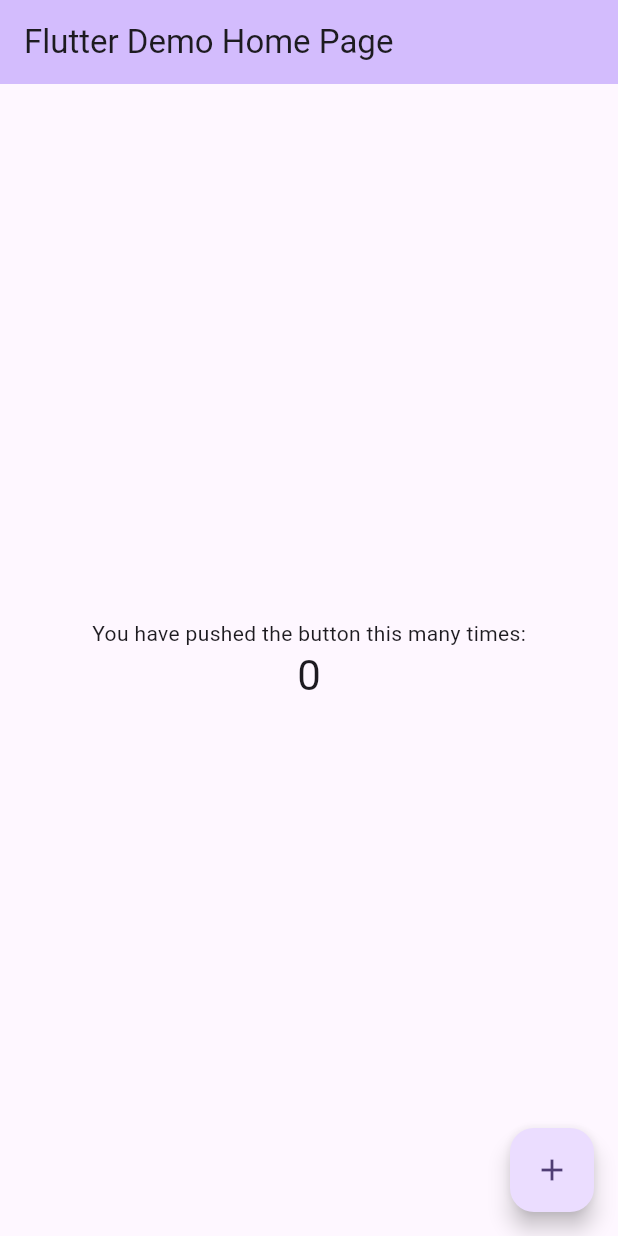
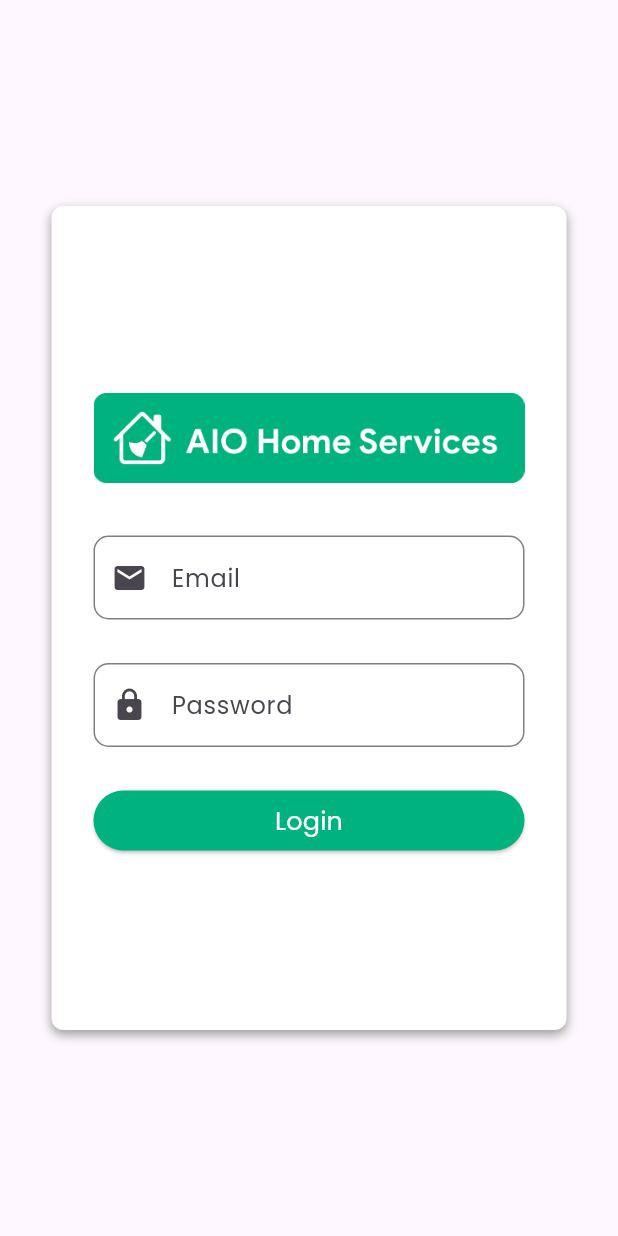
Before and after one commit to dangcpr/aiohs-web-admin, a Flutter app: the screen it shows after launch, on a phone screen of 412 x 824 dp. Run offline on Flutter 3.47's test engine with Material 3 defaults, Android fonts, the light colour scheme and no system bars; our stand-ins replace email_validator, go_router.

Commit message:
base project

```diff
--- /dev/null
+++ b/lib/login/controllers/login.dart
@@ -0,0 +1,8 @@
+import 'package:aiohs_web_admin/utilities/global/varible.dart';
+
+class LoginController {
+  Future<void> login() async {
+    await Future.delayed(const Duration(seconds: 2));
+    isLogin = true;
+  }
+}
--- /dev/null
+++ b/lib/login/views/login_screen.dart
@@ -0,0 +1,22 @@
+import 'package:aiohs_web_admin/login/widgets/login_widget.dart';
+import 'package:flutter/material.dart';
+
+class LoginScreen extends StatefulWidget {
+  const LoginScreen({super.key});
+
+  @override
+  State<LoginScreen> createState() => _LoginScreenState();
+}
+
+class _LoginScreenState extends State<LoginScreen> {
+  @override
+  Widget build(BuildContext context) {
+    return Title(
+      title: "Đăng nhập",
+      color: Colors.black,
+      child: Scaffold(
+        body: Center(child: LoginWidget()),
+      ),
+    );
+  }
+}
--- /dev/null
+++ b/lib/login/widgets/login_widget.dart
@@ -0,0 +1,110 @@
+import 'package:aiohs_web_admin/login/controllers/login.dart';
+import 'package:aiohs_web_admin/responsive/controllers/size.dart';
+import 'package:aiohs_web_admin/utilities/components/text_field.dart';
+import 'package:aiohs_web_admin/utilities/constants/varible.dart';
+import 'package:email_validator/email_validator.dart';
+import 'package:flutter/material.dart';
+import 'package:go_router/go_router.dart';
+
+class LoginWidget extends StatelessWidget {
+  const LoginWidget({Key? key}) : super(key: key);
+
+  @override
+  Widget build(BuildContext context) {
+    bool isDark = Theme.of(context).brightness == Brightness.dark;
+    final _formKey = GlobalKey<FormState>();
+    TextEditingController emailController = TextEditingController();
+    TextEditingController passwordController = TextEditingController();
+
+    return Container(
+      width: Responsive.isMobile(context)
+          ? MediaQuery.of(context).size.width / 1.2
+          : Responsive.isTablet(context)
+              ? MediaQuery.of(context).size.width / 1.8
+              : MediaQuery.of(context).size.width / 2.2,
+      height: MediaQuery.of(context).size.height / 1.5,
+      decoration: BoxDecoration(
+          color: isDark ? Colors.black : Colors.white,
+          borderRadius: BorderRadius.circular(8.0),
+          boxShadow: [
+            BoxShadow(
+              color: Colors.grey,
+              blurRadius: 5.0,
+              offset: const Offset(0, 3),
+            )
+          ]),
+      child: Padding(
+        padding: const EdgeInsets.all(28.0),
+        child: Form(
+          key: _formKey,
+          child: Column(
+            crossAxisAlignment: CrossAxisAlignment.stretch,
+            mainAxisAlignment: MainAxisAlignment.center,
+            children: <Widget>[
+              Image.asset(
+                logoFull,
+                fit: BoxFit.scaleDown,
+                height: 70,
+              ),
+              SizedBox(height: 30),
+              SizedBox(
+                height: 85,
+                child: TextFieldBasic(
+                  label: 'Email',
+                  icon: const Icon(Icons.email),
+                  controller: emailController,
+                  validator: (value) {
+                    if (value == null || value.isEmpty) {
+                      return 'Vui lòng điền email';
+                    }
+                    if (EmailValidator.validate(value) == false) {
+                      return 'Email không đúng định dạng';
+                    }
+                    return null;
+                  },
+                ),
+              ),
+              SizedBox(
+                height: 85,
+                child: TextFieldBasic(
+                  controller: passwordController,
+                  label: 'Password',
+                  obscureText: true,
+                  icon: const Icon(Icons.lock),
+                  validator: (value) {
+                    if (value == null || value.isEmpty) {
+                      return 'Vui lòng nhập mật khẩu';
+                    }
+                    return null;
+                  },
+                ),
+              ),
+              Container(
+                height: 40,
+                child: ElevatedButton(
+                  style: ElevatedButton.styleFrom(
+                    backgroundColor: colorProject.primaryColor,
+                  ),
+                  onPressed: () async {
+                    if (_formKey.currentState!.validate()) {
+                      await LoginController().login();
+                      print('Login success!');
+                      context.go('/main');
+                    } else {
+                      print('Login failed!');
+                    }
+                  },
+                  child: const Text(
+                    'Login',
+                    style: TextStyle(
+                        color: Colors.white, fontSize: fontSize.mediumLarger),
+                  ),
+                ),
+              ),
+            ],
+          ),
+        ),
+      ),
+    );
+  }
+}
--- a/lib/main.dart
+++ b/lib/main.dart
@@ -1,3 +1,6 @@
+import 'package:aiohs_web_admin/router/controller.dart';
+import 'package:aiohs_web_admin/theme/dark_theme.dart';
+import 'package:aiohs_web_admin/theme/light_theme.dart';
 import 'package:flutter/material.dart';
 
 void main() {
@@ -10,116 +13,12 @@
   // This widget is the root of your application.
   @override
   Widget build(BuildContext context) {
-    return MaterialApp(
-      title: 'Flutter Demo',
-      theme: ThemeData(
-        // This is the theme of your application.
-        //
-        // TRY THIS: Try running your application with "flutter run". You'll see
-        // the application has a purple toolbar. Then, without quitting the app,
-        // try changing the seedColor in the colorScheme below to Colors.green
-        // and then invoke "hot reload" (save your changes or press the "hot
-        // reload" button in a Flutter-supported IDE, or press "r" if you used
-        // the command line to start the app).
-        //
-        // Notice that the counter didn't reset back to zero; the application
-        // state is not lost during the reload. To reset the state, use hot
-        // restart instead.
-        //
-        // This works for code too, not just values: Most code changes can be
-        // tested with just a hot reload.
-        colorScheme: ColorScheme.fromSeed(seedColor: Colors.deepPurple),
-        useMaterial3: true,
-      ),
-      home: const MyHomePage(title: 'Flutter Demo Home Page'),
+    return MaterialApp.router(
+      title: 'AIO Home Services - Admin',
+      debugShowCheckedModeBanner: false,
+      theme: lightTheme,
+      darkTheme: darkTheme,
+      routerConfig: router,
     );
   }
 }
-
-class MyHomePage extends StatefulWidget {
-  const MyHomePage({super.key, required this.title});
-
-  // This widget is the home page of your application. It is stateful, meaning
-  // that it has a State object (defined below) that contains fields that affect
-  // how it looks.
-
-  // This class is the configuration for the state. It holds the values (in this
-  // case the title) provided by the parent (in this case the App widget) and
-  // used by the build method of the State. Fields in a Widget subclass are
-  // always marked "final".
-
-  final String title;
-
-  @override
-  State<MyHomePage> createState() => _MyHomePageState();
-}
-
-class _MyHomePageState extends State<MyHomePage> {
-  int _counter = 0;
-
-  void _incrementCounter() {
-    setState(() {
-      // This call to setState tells the Flutter framework that something has
-      // changed in this State, which causes it to rerun the build method below
-      // so that the display can reflect the updated values. If we changed
-      // _counter without calling setState(), then the build method would not be
-      // called again, and so nothing would appear to happen.
-      _counter++;
-    });
-  }
-
-  @override
-  Widget build(BuildContext context) {
-    // This method is rerun every time setState is called, for instance as done
-    // by the _incrementCounter method above.
-    //
-    // The Flutter framework has been optimized to make rerunning build methods
-    // fast, so that you can just rebuild anything that needs updating rather
-    // than having to individually change instances of widgets.
-    return Scaffold(
-      appBar: AppBar(
-        // TRY THIS: Try changing the color here to a specific color (to
-        // Colors.amber, perhaps?) and trigger a hot reload to see the AppBar
-        // change color while the other colors stay the same.
-        backgroundColor: Theme.of(context).colorScheme.inversePrimary,
-        // Here we take the value from the MyHomePage object that was created by
-        // the App.build method, and use it to set our appbar title.
-        title: Text(widget.title),
-      ),
-      body: Center(
-        // Center is a layout widget. It takes a single child and positions it
-        // in the middle of the parent.
-        child: Column(
-          // Column is also a layout widget. It takes a list of children and
-          // arranges them vertically. By default, it sizes itself to fit its
-          // children horizontally, and tries to be as tall as its parent.
-          //
-          // Column has various properties to control how it sizes itself and
-          // how it positions its children. Here we use mainAxisAlignment to
-          // center the children vertically; the main axis here is the vertical
-          // axis because Columns are vertical (the cross axis would be
-          // horizontal).
-          //
-          // TRY THIS: Invoke "debug painting" (choose the "Toggle Debug Paint"
-          // action in the IDE, or press "p" in the console), to see the
-          // wireframe for each widget.
-          mainAxisAlignment: MainAxisAlignment.center,
-          children: <Widget>[
-            const Text(
-              'You have pushed the button this many times:',
-            ),
-            Text(
-              '$_counter',
-              style: Theme.of(context).textTheme.headlineMedium,
-            ),
-          ],
-        ),
-      ),
-      floatingActionButton: FloatingActionButton(
-        onPressed: _incrementCounter,
-        tooltip: 'Increment',
-        child: const Icon(Icons.add),
-      ), // This trailing comma makes auto-formatting nicer for build methods.
-    );
-  }
-}
--- /dev/null
+++ b/lib/main_screen/views/main_screen.dart
@@ -0,0 +1,17 @@
+import 'package:flutter/material.dart';
+
+class MainScreen extends StatefulWidget {
+  const MainScreen({super.key});
+
+  @override
+  State<MainScreen> createState() => _MainScreenState();
+}
+
+class _MainScreenState extends State<MainScreen> {
+  @override
+  Widget build(BuildContext context) {
+    return Scaffold(
+      body: Text("Main Screen"),
+    );
+  }
+}
--- /dev/null
+++ b/lib/responsive/controllers/size.dart
@@ -0,0 +1,44 @@
+import 'package:flutter/material.dart';
+
+class Responsive extends StatelessWidget {
+  final Widget mobile;
+  final Widget? tablet;
+  final Widget desktop;
+
+  const Responsive({
+    Key? key,
+    required this.mobile,
+    this.tablet,
+    required this.desktop,
+  }) : super(key: key);
+
+// This size work fine on my design, maybe you need some customization depends on your design
+
+  // This isMobile, isTablet, isDesktop help us later
+  static bool isMobile(BuildContext context) =>
+      MediaQuery.of(context).size.width < 850;
+
+  static bool isTablet(BuildContext context) =>
+      MediaQuery.of(context).size.width < 1100 &&
+      MediaQuery.of(context).size.width >= 850;
+
+  static bool isDesktop(BuildContext context) =>
+      MediaQuery.of(context).size.width >= 1100;
+
+  @override
+  Widget build(BuildContext context) {
+    final Size _size = MediaQuery.of(context).size;
+    // If our width is more than 1100 then we consider it a desktop
+    if (_size.width >= 1100) {
+      return desktop;
+    }
+    // If width it less then 1100 and more then 850 we consider it as tablet
+    else if (_size.width >= 850 && tablet != null) {
+      return tablet!;
+    }
+    // Or less then that we called it mobile
+    else {
+      return mobile;
+    }
+  }
+}
--- /dev/null
+++ b/lib/router/controller.dart
@@ -0,0 +1,27 @@
+import 'package:aiohs_web_admin/login/views/login_screen.dart';
+import 'package:aiohs_web_admin/main_screen/views/main_screen.dart';
+import 'package:aiohs_web_admin/utilities/global/varible.dart';
+import 'package:go_router/go_router.dart';
+
+final router = GoRouter(
+  initialLocation: '/',
+  routes: [
+    GoRoute(
+      path: '/',
+      redirect: (context, state) {
+        if (isLogin == false)
+          return '/login';
+        else
+          return '/main';
+      },
+    ),
+    GoRoute(
+      path: '/login',
+      builder: (context, state) => const LoginScreen(),
+    ),
+    GoRoute(
+      path: '/main',
+      builder: (context, state) => const MainScreen()
+    )
+  ],
+);
--- /dev/null
+++ b/lib/theme/dark_theme.dart
@@ -0,0 +1,9 @@
+import 'package:aiohs_web_admin/utilities/constants/varible.dart';
+import 'package:flutter/material.dart';
+
+ThemeData darkTheme = ThemeData(
+  primaryColor: colorProject.primaryColor,
+  brightness: Brightness.dark,
+  fontFamily: fontFamily,
+  indicatorColor: colorProject.primaryColor
+);
--- /dev/null
+++ b/lib/theme/light_theme.dart
@@ -0,0 +1,9 @@
+import 'package:aiohs_web_admin/utilities/constants/varible.dart';
+import 'package:flutter/material.dart';
+
+ThemeData lightTheme = ThemeData(
+  primaryColor: colorProject.primaryColor,
+  brightness: Brightness.light,
+  fontFamily: fontFamily,
+  indicatorColor: colorProject.primaryColor
+);
--- /dev/null
+++ b/lib/utilities/components/text_field.dart
@@ -0,0 +1,54 @@
+import 'package:aiohs_web_admin/utilities/constants/varible.dart';
+import 'package:flutter/material.dart';
+
+class TextFieldBasic extends StatefulWidget {
+  const TextFieldBasic(
+      {super.key,
+      required this.controller,
+      required this.label,
+      required this.icon,
+      this.obscureText,
+      this.validator});
+
+  final TextEditingController controller;
+  final String label;
+  final Widget icon;
+  final bool? obscureText;
+  final String? Function(String?)? validator;
+
+  @override
+  State<TextFieldBasic> createState() => _TextFieldBasicState();
+}
+
+class _TextFieldBasicState extends State<TextFieldBasic> {
+  @override
+  Widget build(BuildContext context) {
+    bool isDark = Theme.of(context).brightness == Brightness.dark;
+    return TextFormField(
+      obscureText: widget.obscureText ?? false,
+      controller: widget.controller,
+      decoration: InputDecoration(
+        labelText: widget.label,
+        enabledBorder: OutlineInputBorder(
+          borderRadius: BorderRadius.circular(10),
+          borderSide: BorderSide(color: isDark ? Colors.white : Colors.black.withOpacity(0.5)),
+        ),
+        focusedBorder: OutlineInputBorder(
+          borderRadius: BorderRadius.circular(10),
+          borderSide: const BorderSide(color: colorProject.primaryColor),
+        ),
+        errorBorder: OutlineInputBorder(
+          borderRadius: BorderRadius.circular(10),
+          borderSide: const BorderSide(color: Colors.red),
+        ),
+        focusedErrorBorder: OutlineInputBorder(
+          borderRadius: BorderRadius.circular(10),
+          borderSide: const BorderSide(color: Colors.red),
+        ),
+        prefixIcon: widget.icon,
+      ),
+      cursorColor: colorProject.primaryColor,
+      validator: widget.validator,
+    );
+  }
+}
--- /dev/null
+++ b/lib/utilities/constants/varible.dart
@@ -0,0 +1,22 @@
+import 'dart:ui';
+
+import 'package:flutter/material.dart';
+
+var fontFamily = 'Poppins-Regular';
+var fontFamilyBold = 'Poppins-ExtraBold';
+var logoFull = 'assets/images/logo_full.png';
+
+class colorProject {
+  static const Color primaryColor = Color(0xFF00B27D);
+  static const Color subColor = Color(0xFF696969);
+  static const Color smallTitle = Colors.black;
+  static const Color primaryColorLight = Color.fromARGB(255, 0, 223, 156);
+  static const Color secondaryColorLight = Color.fromARGB(255, 78, 252, 255);
+}
+
+class fontSize {
+  static const double large = 24;
+  static const double mediumLarger = 17;
+  static const double medium = 15;
+  static const double textField = 13;
+}
--- /dev/null
+++ b/lib/utilities/global/varible.dart
@@ -0,0 +1 @@
+bool isLogin = false;
```
Also changed, not shown: pubspec.yaml (+31 -12 lines), assets/fonts/DesignerVN-Poppins-ExtraBold.ttf (added), assets/fonts/DesignerVN-Poppins-Regular.ttf (added), assets/images/logo.png (added), assets/images/logo_full.png (added), lib/dashboard/views/dashboard.dart (added), lib/main_screen/widgets/side_bar.dart (added), 5 other files.
